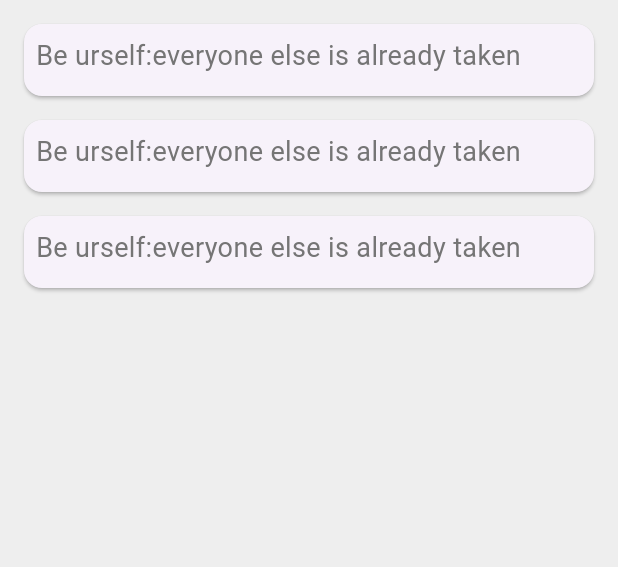
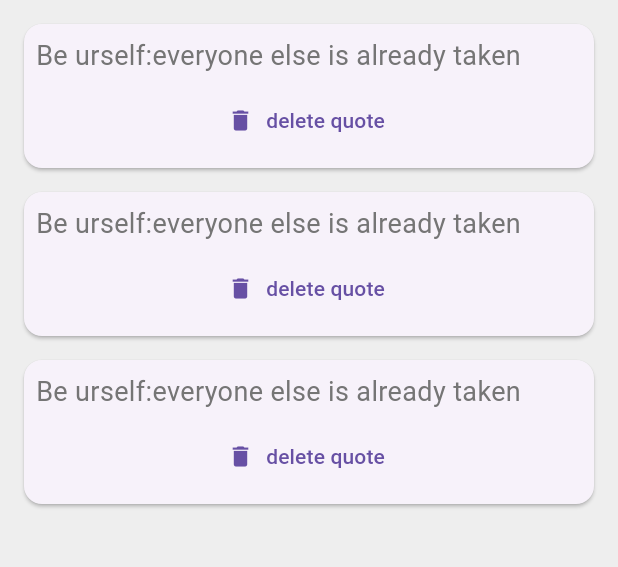
Before and after one commit to Emu12-tile/flutter_apps, a Flutter app: the screen it shows after launch, on a phone screen of 412 x 824 dp, the part 84-651 px from its top. Run offline on Flutter 3.47's test engine with Material 3 defaults, Android fonts, the phone set to English and light mode, and no system bars.

Commit message:
delete buttin

```diff
--- a/quotes/lib/main.dart
+++ b/quotes/lib/main.dart
@@ -1,8 +1,8 @@
 import 'package:flutter/material.dart';
 import 'quote.dart';
-void main() => runApp(MaterialApp(
-  home:QuoteList(),
-));
+import 'quote_card.dart';
+void main() => runApp(MaterialApp(home: QuoteList()));
+
 class QuoteList extends StatefulWidget {
   const QuoteList({super.key});
 
@@ -11,56 +11,43 @@ class QuoteList extends StatefulWidget {
 }
 
 class _QuoteListState extends State<QuoteList> {
-  List<Quote> quotes=[
-Quote(author: 'Oscs wilde', text:'Be urself:everyone else is already taken',
-),
-    Quote(author: 'Oscs wilde', text:'Be urself:everyone else is already taken',
+  List<Quote> quotes = [
+    Quote(
+      author: 'Oscs wilde',
+      text: 'Be urself:everyone else is already taken',
     ),
-    Quote(author: 'Oscs wilde', text:'Be urself:everyone else is already taken',
+    Quote(
+      author: 'Oscs wilde',
+      text: 'Be urself:everyone else is already taken',
     ),
+    Quote(
+      author: 'Oscs wilde',
+      text: 'Be urself:everyone else is already taken',
+    ),
+  ];
+  // Widget quoteTemplate(quote) {
+  //   return QuoteCard(quote:quote);
+  // }
 
-
-  ];
-  Widget quoteTemplate(quote){
-    return Card(
-      margin:EdgeInsets.fromLTRB(16.0,16.0,16.0,0),
-
-      child:Padding(
-        padding: const EdgeInsets.all(8.0),
-        child: Column(
-          crossAxisAlignment: CrossAxisAlignment.stretch,
-          children: [
-            Text(
-              quote.text,
-              style:TextStyle(
-                fontSize: 18.0,
-                color:Colors.grey[600],
-              ),
-            ),
-            SizedBox(height:6.0),
-          ],
-        ),
-      ) ,
-
-
-
-    );
-
-  }
   @override
   Widget build(BuildContext context) {
     return Scaffold(
       backgroundColor: Colors.grey[200],
-      appBar:AppBar(
-        title:Text('Awesome Quotes'),
+      appBar: AppBar(
+        title: Text('Awesome Quotes'),
         centerTitle: true,
         backgroundColor: Colors.redAccent,
-
       ),
       body: Column(
+        children: quotes.map((quote) => QuoteCard(
+            quote:quote,
+            delete:() {
+              setState((){
+                quotes.remove(quote);
+              });
+            }
 
-        children:quotes.map((quote)=>quoteTemplate(quote)).toList(),
-
+        )).toList(),
       ),
     );
   }
--- a/quotes/lib/quote.dart
+++ b/quotes/lib/quote.dart
@@ -1,6 +1,6 @@
 class Quote{
-   String? text;
-   String? author;
-   Quote({this.text, this.author});
+   final String text;
+   final String author;
+   Quote({ required this.text, required this.author});
 
 }
--- /dev/null
+++ b/quotes/lib/quote_card.dart
@@ -0,0 +1,34 @@
+import 'package:flutter/material.dart';
+import 'quote.dart';
+class QuoteCard extends StatelessWidget {
+  final Quote quote;
+  final VoidCallback delete;
+  const QuoteCard({Key? key, required this.quote,required this.delete
+  }) : super(key: key);
+  @override
+  Widget build(BuildContext context) {
+    return Card(
+      margin: EdgeInsets.fromLTRB(16.0, 16.0, 16.0, 0),
+
+      child: Padding(
+        padding: const EdgeInsets.all(8.0),
+        child: Column(
+          crossAxisAlignment: CrossAxisAlignment.stretch,
+          children: [
+            Text(
+              quote.text,
+              style: TextStyle(fontSize: 18.0, color: Colors.grey[600]),
+            ),
+            SizedBox(height: 6.0),
+            TextButton.icon(
+              onPressed:delete,
+              label:Text('delete quote'),
+              icon:Icon(Icons.delete)
+
+            ),
+          ],
+        ),
+      ),
+    );
+  }
+}
```
